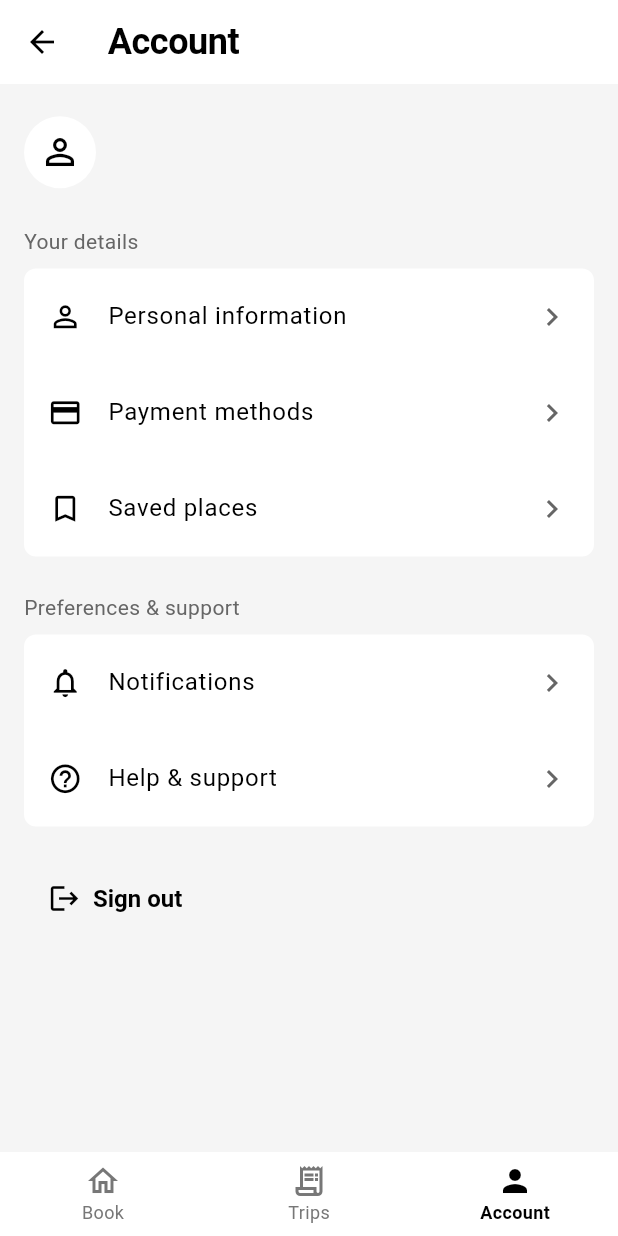
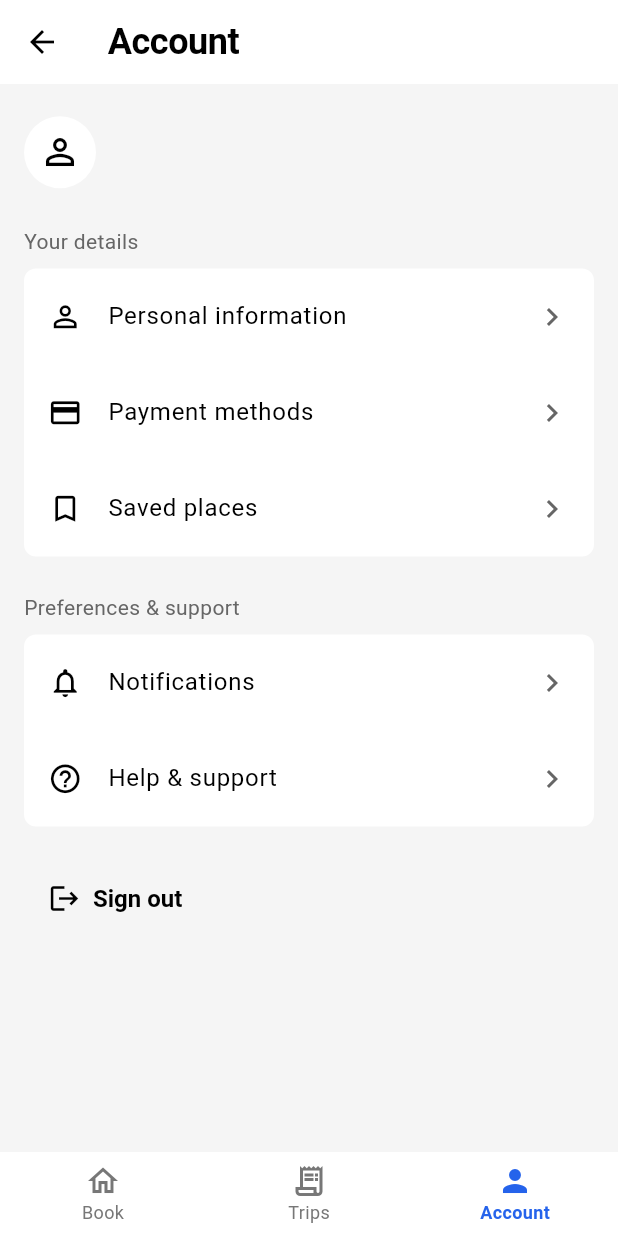
Before and after one commit to ayaturrehman/cabisync-customer, a Flutter app: the PassengerShell screen opened directly, item 3 of the bottom bar chosen, on a phone screen of 412 x 824 dp. Run offline on Flutter 3.47's test engine with Material 3 defaults, Android fonts, the phone set to English and light mode, and no system bars; our stand-ins replace cached_network_image, dio, firebase_messaging, flutter_animate, flutter_secure_storage, geocoding and 4 more; accounts and stored records are empty; network calls fail.

Commit message:
style: add restrained passenger brand blue accents

```diff
--- a/lib/config/theme.dart
+++ b/lib/config/theme.dart
@@ -216,7 +216,7 @@ class AppTheme {
         ),
         focusedBorder: OutlineInputBorder(
           borderRadius: BorderRadius.circular(AppBorderRadius.md),
-          borderSide: const BorderSide(color: AppColors.black),
+          borderSide: const BorderSide(color: AppColors.brand),
         ),
         errorBorder: OutlineInputBorder(
           borderRadius: BorderRadius.circular(AppBorderRadius.md),
@@ -233,7 +233,7 @@ class AppTheme {
 
       bottomNavigationBarTheme: const BottomNavigationBarThemeData(
         backgroundColor: AppColors.white,
-        selectedItemColor: AppColors.black,
+        selectedItemColor: AppColors.brand,
         unselectedItemColor: AppColors.accent,
         elevation: 0,
         type: BottomNavigationBarType.fixed,
--- a/lib/widgets/custom_text_field.dart
+++ b/lib/widgets/custom_text_field.dart
@@ -135,7 +135,7 @@ class _CustomTextFieldState extends State<CustomTextField> {
             ),
             focusedBorder: OutlineInputBorder(
               borderRadius: BorderRadius.circular(AppBorderRadius.md),
-              borderSide: const BorderSide(color: AppColors.primary),
+              borderSide: const BorderSide(color: AppColors.brand),
             ),
             errorBorder: OutlineInputBorder(
               borderRadius: BorderRadius.circular(AppBorderRadius.md),
--- a/lib/widgets/passenger_shell.dart
+++ b/lib/widgets/passenger_shell.dart
@@ -1,4 +1,5 @@
 import 'package:flutter/material.dart';
+import '../config/theme.dart';
 
 /// Visible passenger navigation; tabs are created on first visit and retained.
 class PassengerShell extends StatefulWidget {
@@ -26,7 +27,7 @@ class _PassengerShellState extends State<PassengerShell> {
         currentIndex: _selected,
         onTap: (index) => setState(() => _selected = index),
         backgroundColor: Colors.white,
-        selectedItemColor: Colors.black,
+        selectedItemColor: AppColors.brand,
         unselectedItemColor: const Color(0xFF777777),
         elevation: 0,
         items: const [
--- a/lib/widgets/ride_type_card.dart
+++ b/lib/widgets/ride_type_card.dart
@@ -58,7 +58,7 @@ class RideTypeCard extends StatelessWidget {
               ),
             ),
             if (isSelected) ...[
-              const Icon(Icons.check_circle, size: 20),
+              const Icon(Icons.check_circle, size: 20, color: AppColors.brand),
               const SizedBox(width: 12),
             ],
             Text(
```
